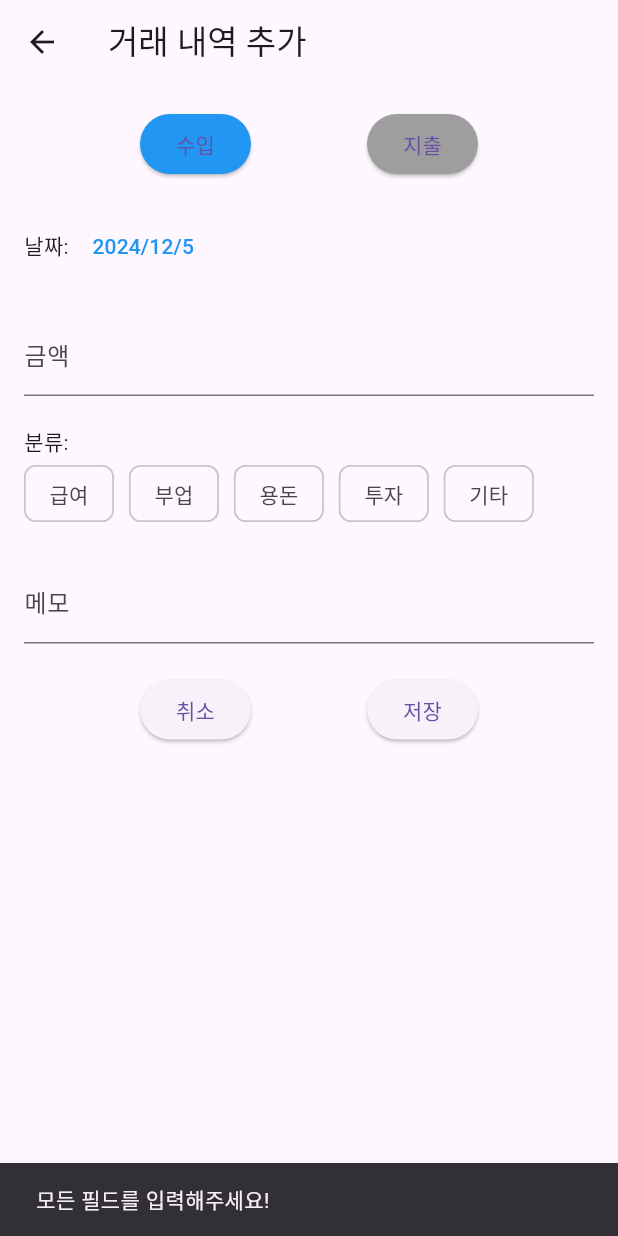
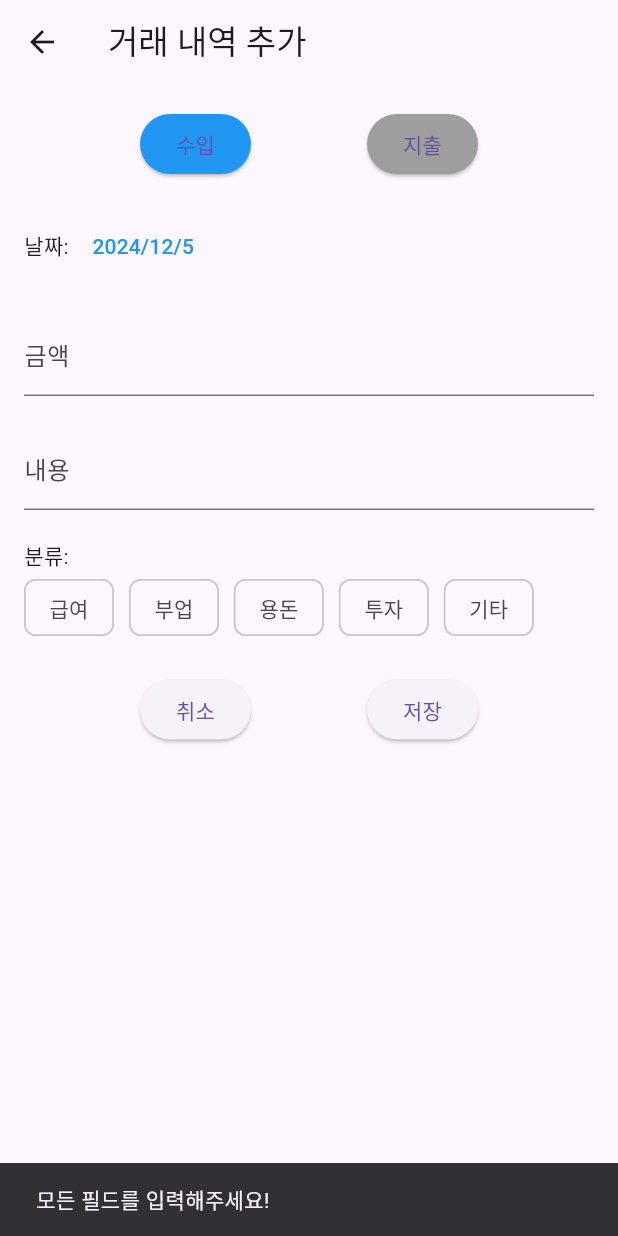
Before and after one commit to mjchoi1223/MobileProgramming, a Flutter app: the TransactionScreen screen opened by its route, after a tap on "저장", on a phone screen of 412 x 824 dp. Run offline on Flutter 3.47's test engine with Material 3 defaults, Android fonts, the light colour scheme and no system bars; our stand-ins replace cloud_firestore, firebase_auth, firebase_core, fl_chart, google_sign_in, table_calendar; accounts and stored records are empty.

Commit message:
7차 수정

```diff
--- a/lib/screens/transaction/transaction_screen.dart
+++ b/lib/screens/transaction/transaction_screen.dart
@@ -1,5 +1,6 @@
 import 'package:flutter/material.dart';
 import 'package:cloud_firestore/cloud_firestore.dart';
+import 'package:firebase_auth/firebase_auth.dart';
 
 class TransactionScreen extends StatefulWidget {
   final String? transactionId; // Optional parameter for editing
@@ -12,7 +13,7 @@ class TransactionScreen extends StatefulWidget {
 
 class _TransactionScreenState extends State<TransactionScreen> {
   final TextEditingController _amountController = TextEditingController();
-  final TextEditingController _memoController = TextEditingController();
+  final TextEditingController _contentController = TextEditingController(); // 메모를 내용으로 변경
   String _selectedType = 'income';
   String _selectedCategory = '';
   DateTime _selectedDate = DateTime.now();
@@ -23,11 +24,28 @@ class _TransactionScreenState extends State<TransactionScreen> {
     'expense': ['식비', '교통', '쇼핑', '생활', '기타']
   };
 
+  String? userId;
+
   @override
   void initState() {
     super.initState();
+    _initializeUserId();
     if (widget.transactionId != null) {
       _loadTransaction();
+    }
+  }
+
+  Future<void> _initializeUserId() async {
+    final user = FirebaseAuth.instance.currentUser;
+    if (user != null) {
+      setState(() {
+        userId = user.uid;
+      });
+    } else {
+      // 로그인 화면으로 리디렉션
+      WidgetsBinding.instance.addPostFrameCallback((_) {
+        Navigator.pushReplacementNamed(context, '/login');
+      });
     }
   }
 
@@ -49,7 +67,7 @@ class _TransactionScreenState extends State<TransactionScreen> {
           _selectedCategory = data['category'];
           _selectedDate = (data['date'] as Timestamp).toDate();
           _amountController.text = data['amount'].toString();
-          _memoController.text = data['memo'];
+          _contentController.text = data['memo']; // "메모"를 불러오기
         });
       }
     } catch (e) {
@@ -62,7 +80,10 @@ class _TransactionScreenState extends State<TransactionScreen> {
   }
 
   Future<void> _saveTransaction() async {
-    if (_amountController.text.isEmpty || _selectedCategory.isEmpty) {
+    if (_amountController.text.isEmpty ||
+        _selectedCategory.isEmpty ||
+        _contentController.text.isEmpty ||
+        userId == null) {
       ScaffoldMessenger.of(context).showSnackBar(
         SnackBar(content: Text("모든 필드를 입력해주세요!")),
       );
@@ -70,22 +91,21 @@ class _TransactionScreenState extends State<TransactionScreen> {
     }
 
     final data = {
+      'userId': userId, // 사용자 ID 추가
       'type': _selectedType,
       'date': Timestamp.fromDate(_selectedDate),
       'amount': int.parse(_amountController.text),
       'category': _selectedCategory,
-      'memo': _memoController.text,
+      'memo': _contentController.text, // "내용"으로 저장
     };
 
     try {
       if (widget.transactionId == null) {
-        // Create a new transaction
         await FirebaseFirestore.instance.collection('transactions').add(data);
         ScaffoldMessenger.of(context).showSnackBar(
           SnackBar(content: Text("저장되었습니다!")),
         );
       } else {
-        // Update an existing transaction
         await FirebaseFirestore.instance
             .collection('transactions')
             .doc(widget.transactionId)
@@ -160,7 +180,6 @@ class _TransactionScreenState extends State<TransactionScreen> {
           child: Column(
             crossAxisAlignment: CrossAxisAlignment.start,
             children: [
-              // 수입/지출 선택
               Row(
                 mainAxisAlignment: MainAxisAlignment.spaceEvenly,
                 children: [
@@ -172,9 +191,8 @@ class _TransactionScreenState extends State<TransactionScreen> {
                     },
                     child: Text("수입"),
                     style: ElevatedButton.styleFrom(
-                      backgroundColor: _selectedType == 'income'
-                          ? Colors.blue
-                          : Colors.grey,
+                      backgroundColor:
+                          _selectedType == 'income' ? Colors.blue : Colors.grey,
                     ),
                   ),
                   ElevatedButton(
@@ -185,15 +203,13 @@ class _TransactionScreenState extends State<TransactionScreen> {
                     },
                     child: Text("지출"),
                     style: ElevatedButton.styleFrom(
-                      backgroundColor: _selectedType == 'expense'
-                          ? Colors.red
-                          : Colors.grey,
+                      backgroundColor:
+                          _selectedType == 'expense' ? Colors.red : Colors.grey,
                     ),
                   ),
                 ],
               ),
               SizedBox(height: 20),
-              // 날짜 선택
               Row(
                 children: [
                   Text("날짜: "),
@@ -207,14 +223,17 @@ class _TransactionScreenState extends State<TransactionScreen> {
                 ],
               ),
               SizedBox(height: 20),
-              // 금액 입력
               TextField(
                 controller: _amountController,
                 keyboardType: TextInputType.number,
                 decoration: InputDecoration(labelText: "금액"),
               ),
               SizedBox(height: 20),
-              // 분류 선택
+              TextField(
+                controller: _contentController,
+                decoration: InputDecoration(labelText: "내용"), // "메모"를 "내용"으로 변경
+              ),
+              SizedBox(height: 20),
               Text("분류:"),
               Wrap(
                 spacing: 10.0,
@@ -231,13 +250,6 @@ class _TransactionScreenState extends State<TransactionScreen> {
                 }).toList(),
               ),
               SizedBox(height: 20),
-              // 메모 입력
-              TextField(
-                controller: _memoController,
-                decoration: InputDecoration(labelText: "메모"),
-              ),
-              SizedBox(height: 20),
-              // 저장/취소 버튼
               Row(
                 mainAxisAlignment: MainAxisAlignment.spaceEvenly,
                 children: [
```
Also changed, not shown: lib/screens/budget/budget_screen.dart (+47 -5 lines).
